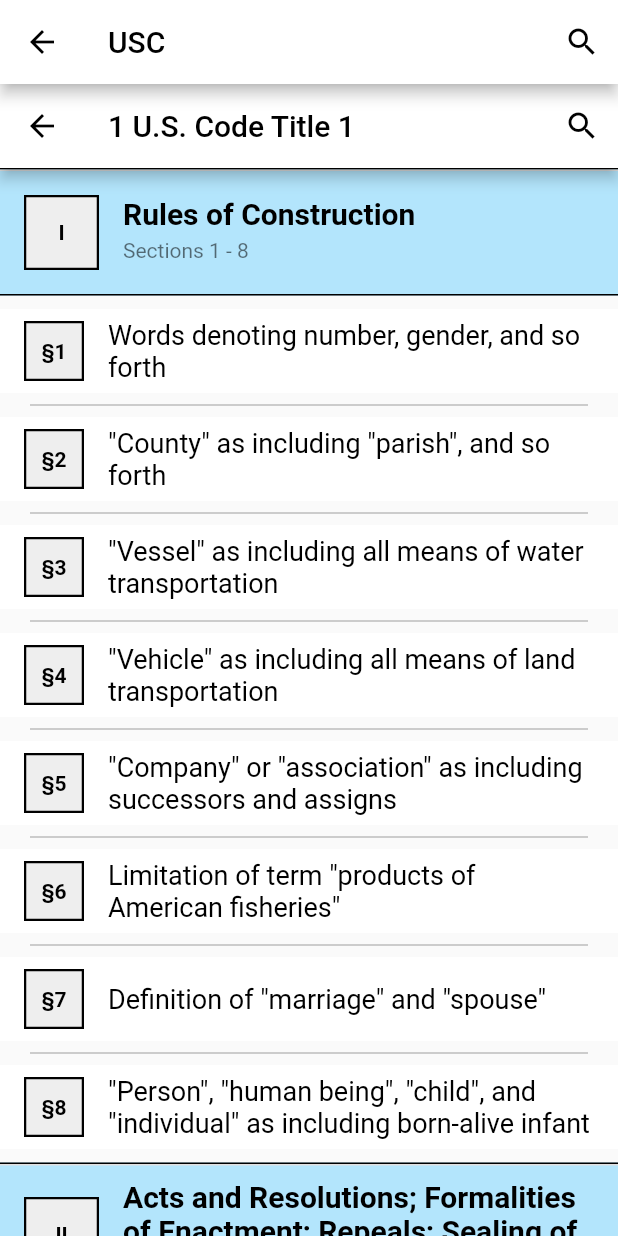
After one commit to gbuchdahl/us-codes-app, a Flutter app: the TestSticky screen opened directly, on a phone screen of 412 x 824 dp. The commit adds this screen. Run offline on Flutter 3.47's test engine with Material 2 defaults, Android fonts, the light colour scheme and no system bars; drawn by our look-alikes of sticky_headers.

Commit message:
final commits

```diff
--- a/lib/data.dart
+++ b/lib/data.dart
@@ -139,19 +139,14 @@ final chapterSectionList = [
   ["Sections 1 - 9", "Sections 9 - 33b", "Sections 31 - 59h", "Sections 60 - 130l", "Sections 131 - 185", "Sections 190 - 199", "Section 201", "Sections 241 - 252", "Section 261", "Sections 271 - 282e", "Sections 285 - 285g", "Section 286", "Sections 287 - 287d", "Sections 288 - 288n", "Sections 291 - 303", "Sections 331 - 336", "Sections 351 - 364", "Sections 381 - 396", "Section 411", "Sections 431 - 457", "Sections 471 - 481", "Sections 501 - 506", "Sections 601 - 613", "Sections 621 - 665", "Subchapters I - III", "Section 701", "Sections 801 - 811", "Section 831", "Sections 900 - 922"], // up to 20
 ];
 
-final sectionList = [
-  [
-    ["Words denoting number, gender, and so forth",
+final sectionList = [[["Words denoting number, gender, and so forth",
     "\"County\" as including \"parish\", and so forth",
     "\"Vessel\" as including all means of water transportation",
     "\"Vehicle\" as including all means of land transportation",
     "\"Company\" or \"association\" as including successors and assigns",
     "Limitation of term \"products of American fisheries\"",
     "Definition of \"marriage\" and \"spouse\"",
-    "\"Person\", \"human being\", \"child\", and \"individual\" as including born-alive infant",
-    ],
-  ]
-];
+    "\"Person\", \"human being\", \"child\", and \"individual\" as including born-alive infant"], ["Test","Test","Test","Test","Test","Test","Test","Test","Test","Test","Test","Test","Test","Test"], ["Test","Test","Test","Test","Test","Test","Test","Test","Test","Test","Test","Test","Test"]],];
 
 final paragraphList = [
   [
--- a/lib/ideal.dart
+++ b/lib/ideal.dart
@@ -26,3 +26,9 @@
 
                 // for string, format it as follows:
                     // if a new line is reached, print a \n\n\t\t\t\t in string
+
+
+
+// to-do (max):
+  // change paragraph page into a sticky header for section title
+  // revert back to non-sticky chapter page
--- a/lib/main.dart
+++ b/lib/main.dart
@@ -1,4 +1,5 @@
 import 'package:flutter/material.dart';
+import 'package:us_codes/sticky.dart';
 import 'screensize.dart';
 import 'data.dart';
 import 'search.dart';
@@ -144,10 +145,7 @@ class MainList extends StatelessWidget {
                 padding: EdgeInsets.fromLTRB(0.0, 10.0, 0.0, 10.0),
                 child: ListTile(
                   onTap: () {
-                    Navigator.push(
-                        context,
-                        MaterialPageRoute(
-                            builder: (context) => ChapterList(index)));
+                    index != 52 ? Navigator.push( context,MaterialPageRoute(builder: (context) => ChapterList(index))) : null;
                   }, // clicking searched for item
                   onLongPress: () {
                     print("Long");
--- a/lib/section.dart
+++ b/lib/section.dart
@@ -37,6 +37,10 @@ class ParagraphList extends StatelessWidget {
           color: Colors.white,
           child: ListView(
             children: <Widget>[
+              Container(
+                color: Colors.black,
+                height: 1.0,
+              ),
               Container(
                 color: Colors.lightBlue[100].withOpacity(0.5),
                 child: Padding(
@@ -79,7 +83,7 @@ class ParagraphList extends StatelessWidget {
                 ),
               ),
               Container(
-                color: Colors.grey[300],
+                color: Colors.black,
                 height: 1.0,
               ),
               Padding(
--- a/lib/splash.dart
+++ b/lib/splash.dart
@@ -1,6 +1,9 @@
 import 'package:flutter/material.dart';
+import 'package:us_codes/sticky.dart';
 import 'main.dart';
 import 'dart:async';
+import 'sticky.dart';
+import 'screensize.dart';
 
 void goToMainPage(context) {
   Navigator.push(
--- /dev/null
+++ b/lib/sticky.dart
@@ -0,0 +1,411 @@
+import 'main.dart';
+import 'package:flutter/material.dart';
+import 'data.dart';
+import 'screensize.dart';
+import 'package:sticky_headers/sticky_headers.dart';
+import 'section.dart';
+import 'chapter.dart';
+
+
+class MasterStickyList extends StatefulWidget {
+
+  int titleIndex;
+  int chapterIndex;
+  MasterStickyList(this.titleIndex, this.chapterIndex);
+
+  @override
+  MasterStickyListState createState() => MasterStickyListState(titleIndex, chapterIndex);
+}
+
+class MasterStickyListState extends State<MasterStickyList> {
+
+  int titleIndex;
+  int chapterIndex;
+  MasterStickyListState(this.titleIndex, this.chapterIndex);
+
+  final ScrollController controller = ScrollController();
+
+  @override
+  void initState() {
+    controller.addListener(() {});
+    super.initState();
+  }
+
+  @override
+  void dispose() {
+    controller.dispose();
+    super.dispose();
+  }
+
+  @override
+  void setState(fn) {
+    super.setState(fn);
+  }
+
+  @override
+  Widget build(BuildContext context) {
+    return Scaffold(
+      appBar: AppBar(
+        leading: IconButton(
+          icon: Icon(
+            Icons.arrow_back,
+            color: Colors.black,
+          ),
+          onPressed: () {
+            Navigator.pop(context);
+          },
+        ),
+        elevation: 4.0,
+        title: Text(
+          "${titleIndex + 1} U.S. Code Title ${titleIndex + 1}",
+          style: TextStyle(color: Colors.black),
+        ),
+        actions: <Widget>[
+          IconButton(
+            icon: Icon(
+              Icons.search,
+              color: Colors.black,
+            ),
+            onPressed: () {},
+          ),
+        ],
+        backgroundColor: Colors.white,
+      ),
+      body: ListView.builder(
+        itemBuilder: (context, chapIndex) => StickyHeader(
+            header: Container(
+              color: Colors.lightBlue[100],
+              child: Column(
+                mainAxisAlignment: MainAxisAlignment.start,
+                children: <Widget>[
+                  Container(
+                    color: Colors.black,
+                    height: 1.0,
+                  ),
+                  Container(
+                    color: Colors.grey[300],
+                    height: 1.0,
+                  ),
+                  Padding(
+                    padding: EdgeInsets.fromLTRB(0.0, 5.0, 0.0, 5.0),
+                    child: ListTile(
+                      onTap: () { // maybe change this to show a dropdown instead?
+                        Navigator.push(
+                            context,
+                            MaterialPageRoute(
+                                builder: (context) =>
+                                    SectionList(titleIndex, chapIndex)));
+                      },
+                      // clicking searched for item
+                      onLongPress: () {},
+                      // bring up information page for item
+                      leading: Container(
+                        height: 50.0,
+                        width: 50.0,
+                        color: Colors.black,
+                        child: Center(
+                          child: Container(
+                            height: 47.0,
+                            width: 47.0,
+                            color: Colors.grey[200],
+                            child: Center(
+                              child: Text(
+                                "${ToRoman(chapIndex + 1)}",
+                                style: TextStyle(
+                                    fontWeight: FontWeight.bold,
+                                    color: Colors.black,
+                                    fontSize: 14.0),
+                              ),
+                            ),
+                          ),
+                        ),
+                      ),
+                      title: RichText(
+                        text: TextSpan(
+                          text: chapterList[chapterIndex][chapIndex],
+                          style: TextStyle(
+                              color: Colors.black,
+                              fontWeight: FontWeight.bold,
+                              fontSize: 20.0),
+                        ),
+                      ),
+                      subtitle: Padding(
+                        padding: const EdgeInsets.only(top: 5.0),
+                        child: Text(chapterSectionList[chapterIndex][chapIndex]),
+                      ),
+//                  trailing: Icon(Icons.arrow_right),
+                    ),
+                  ),
+                  Container(
+                    color: Colors.black,
+                    height: 1.0,
+                  ),
+                ],
+              ),
+            ),
+            content: ListView.separated(
+              separatorBuilder: (context, index) => Padding(
+                padding: const EdgeInsets.fromLTRB(20.0, 0, 20.0, 0),
+                child: Divider(
+                  color: Colors.grey,
+                ),
+              ),
+              padding: EdgeInsets.fromLTRB(0.0, 9.0, 0.0, 9.0),
+              itemBuilder: (context, index) {
+                return Column(
+                    mainAxisAlignment: MainAxisAlignment.center,
+                    crossAxisAlignment: CrossAxisAlignment.center,
+                    children: <Widget>[
+                      Container(
+                        color: Colors.white,
+                        child: ListTile(
+                          onTap: () { Navigator.push(
+                              context,
+                              MaterialPageRoute(
+                                  builder: (context) =>
+                                      ParagraphList(titleIndex, chapIndex, index))); },         // clicking searched for item
+                          onLongPress: () { },   // bring up information page for item
+                          leading: Container(
+                            height: 40.0,
+                            width: 40.0,
+                            color: Colors.black,
+                            child: Center(
+                              child: Container(
+                                height: 37.0,
+                                width: 37.0,
+                                color: Colors.grey[200],
+                                child: Center(
+                                  child: Text(
+                                    "§${index + 1}",
+                                    style: TextStyle(
+                                        fontWeight: FontWeight.bold,
+                                        color: Colors.black,
+                                        fontSize: 14.0),
+                                  ),
+                                ),
+                              ),
+                            ),
+                          ),
+                          title: RichText(
+                            text: TextSpan(
+                              text: sectionList[titleIndex][chapIndex][index],
+                              style: TextStyle(
+                                  color: Colors.black,
+                                  fontWeight: FontWeight.normal,
+                                  fontSize: 18.0),
+                            ),
+                          ),
+                        ),
+                      ),
+                    ],
+                  );
+//                GestureDetector(
+//                onTap: () => {
+//                },
+//                child: Container(
+//                  color: Colors.transparent,
+//                  child: Padding(
+//                    padding: EdgeInsets.fromLTRB(20.0, 4.0, 0.0, 4.0),
+//                    child: RichText(
+//                      text: TextSpan(
+//                        style:
+//                        TextStyle(fontSize: 17.0, color: Colors.black),
+//                        children: <TextSpan>[
+//                          TextSpan(text: sectionList[titleIndex][chapIndex][index], style: TextStyle(fontWeight: FontWeight.normal)),
+//                        ],
+//                      ),
+//                    ),
+//                  ),
+//                ),
+//              );
+              },
+              itemCount: sectionList[titleIndex][chapIndex].length,
+              shrinkWrap: true,
+              physics: ClampingScrollPhysics(),
+            ),
+        ),
+        shrinkWrap: true,
+        itemCount: chapterList[chapterIndex].length,
+      ),
+    );
+  }
+
+  String ToRoman(index) {
+    if (index <= 0) {
+      return "";
+    }
+
+    if (index >= 1000) return "M" + ToRoman(index - 1000);
+    if (index >= 900) return "CM" + ToRoman(index - 900);
+    if (index >= 500) return "D" + ToRoman(index - 500);
+    if (index >= 400) return "CD" + ToRoman(index - 400);
+    if (index >= 100) return "C" + ToRoman(index - 100);
+    if (index >= 90) return "XC" + ToRoman(index - 90);
+    if (index >= 50) return "L" + ToRoman(index - 50);
+    if (index >= 40) return "XL" + ToRoman(index - 40);
+    if (index >= 10) return "X" + ToRoman(index - 10);
+    if (index >= 9) return "IX" + ToRoman(index - 9);
+    if (index >= 5) return "V" + ToRoman(index - 5);
+    if (index >= 4) return "IV" + ToRoman(index - 4);
+    if (index >= 1) return "I" + ToRoman(index - 1);
+  }
+}
+
+class TestSticky extends StatelessWidget {
+
+  @override
+  Widget build(BuildContext context) {
+    return Scaffold(
+      backgroundColor: Colors.white,
+      appBar: AppBar(
+        leading: IconButton(
+          icon: Icon(
+            Icons.arrow_back,
+            color: Colors.black,
+          ),
+          onPressed: () {
+            Navigator.pop(context);
+          },
+        ),
+        elevation: 4.0,
+        title: Text(
+          "USC",
+          style: TextStyle(color: Colors.black),
+        ),
+        actions: <Widget>[
+          IconButton(
+            icon: Icon(
+              Icons.search,
+              color: Colors.black,
+            ),
+            onPressed: () {},
+          ),
+        ],
+        backgroundColor: Colors.white,
+      ),
+      body: MasterStickyList(0, 0),
+    );
+  }
+
+  String ToRoman(index) {
+    if (index <= 0) {
+      return "";
+    }
+
+    if (index >= 1000) return "M" + ToRoman(index - 1000);
+    if (index >= 900) return "CM" + ToRoman(index - 900);
+    if (index >= 500) return "D" + ToRoman(index - 500);
+    if (index >= 400) return "CD" + ToRoman(index - 400);
+    if (index >= 100) return "C" + ToRoman(index - 100);
+    if (index >= 90) return "XC" + ToRoman(index - 90);
+    if (index >= 50) return "L" + ToRoman(index - 50);
+    if (index >= 40) return "XL" + ToRoman(index - 40);
+    if (index >= 10) return "X" + ToRoman(index - 10);
+    if (index >= 9) return "IX" + ToRoman(index - 9);
+    if (index >= 5) return "V" + ToRoman(index - 5);
+    if (index >= 4) return "IV" + ToRoman(index - 4);
+    if (index >= 1) return "I" + ToRoman(index - 1);
+  }
+
+  void showChapter(context, titleIndex, chapterIndex) {
+    showBottomSheet(
+      context: context,
+      builder: (context) => Container(
+        decoration: new BoxDecoration(
+          borderRadius: new BorderRadius.circular(6.0),
+          border: new Border.all(
+            width: 3.0,
+            color: Colors.grey[300],
+          ),
+        ),
+        height: screenHeightExcludingToolbar(context, dividedBy: 1.5),
+        child: Column(
+          mainAxisAlignment: MainAxisAlignment.start,
+          children: <Widget>[
+            Padding(
+              padding: const EdgeInsets.only(left: 20.0, right: 20.0),
+              child: Row(
+                mainAxisAlignment: MainAxisAlignment.spaceBetween,
+                children: <Widget> [
+                  Text(
+                    "${titleIndex + 1} U.S. Code Chapter ${chapterIndex + 1}",
+                    style: TextStyle(
+                        color: Colors.black,
+                        fontWeight: FontWeight.bold,
+                        fontSize: 20.0),
+                  ),
+                  IconButton(
+                    icon: Icon(Icons.expand_more),
+                    onPressed: () => {Navigator.pop(context)},
+                  ),
+                ],
+              ),
+            ),
+            Container(
+              color: Colors.grey[300],
+              height: 1.0,
+            ),
+            Flexible(
+              child: Container(
+                color: Colors.white,
+                child: Padding(
+                  padding: const EdgeInsets.all(10.0),
+                  child: ListView.builder(
+                    shrinkWrap: true,
+                    itemBuilder: (context, index) => Column(
+                      mainAxisAlignment: MainAxisAlignment.center,
+                      crossAxisAlignment: CrossAxisAlignment.center,
+                      children: <Widget>[
+                        Container(
+                          color: Colors.white,
+                          child: Padding(
+                            padding: EdgeInsets.fromLTRB(0.0, 10.0, 0.0, 10.0),
+                            child: ListTile(
+                              onTap: () {},
+                              // clicking searched for item
+                              onLongPress: () {},
+                              // bring up information page for item
+                              leading: Container(
+                                height: 50.0,
+                                width: 50.0,
+                                color: Colors.grey[200],
+                                child: Center(
+                                  child: Text(
+                                    "§${index + 1}",
+                                    style: TextStyle(
+                                        fontWeight: FontWeight.bold,
+                                        color: Colors.black,
+                                        fontSize: 14.0),
+                                  ),
+                                ),
+                              ),
+                              title: RichText(
+                                text: TextSpan(
+                                  text: "Hi"
+                                  [index],
+                                  style: TextStyle(
+                                      color: Colors.black,
+                                      fontWeight: FontWeight.normal,
+                                      fontSize: 18.0),
+                                ),
+                              ),
+                            ),
+                          ),
+                        ),
+                        Container(
+                          height: 1.0,
+                          color: Colors.grey[300],
+                        ),
+                      ],
+                    ),
+                    itemCount: 10,
+                  ),
+                ),
+              ),
+            ),
+          ],
+        ),
+      ),
+    );
+  }
+}
--- a/pubspec.yaml
+++ b/pubspec.yaml
@@ -18,6 +18,7 @@ environment:
 
 dependencies:
   http: ^0.12.0+2
+  sticky_headers: "^0.1.8"
   flutter:
     sdk: flutter
 
```
Also changed, not shown: pubspec.lock.
